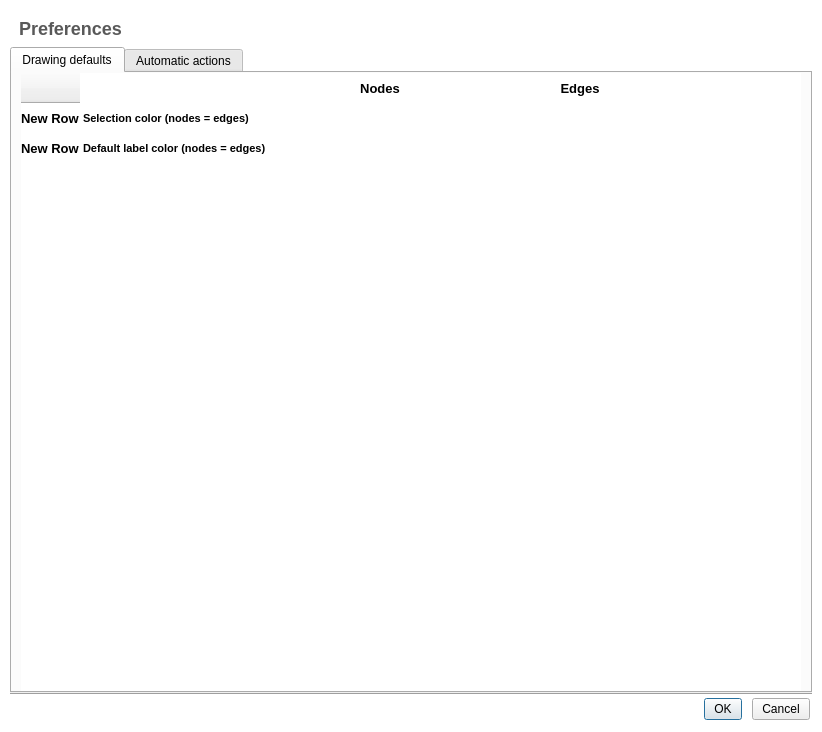
First picture: the form in plugins/perspective/PorgyPerspective/designer/PreferencesDialog.ui, repository bpinaud/Porgy, before the edit.
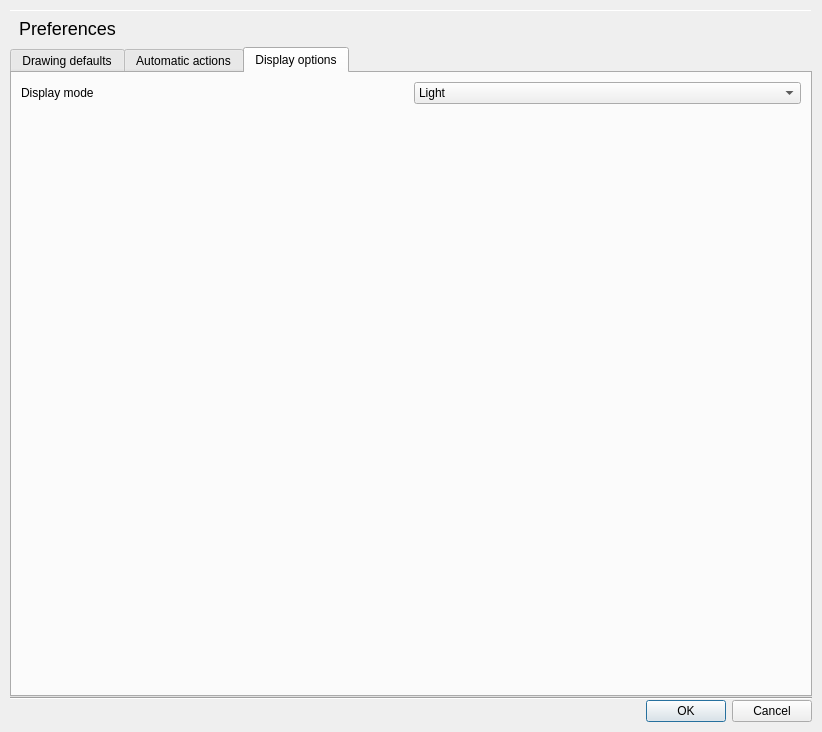
Second picture: the form after the edit. The open tabs and pages were chosen to show the change. Icons and pictures are not drawn.

Commit message: Start to add dark mode. Sync with Tulip. Fix some warnings

Diff of the .ui file:
```diff
--- a/plugins/perspective/PorgyPerspective/designer/PreferencesDialog.ui
+++ b/plugins/perspective/PorgyPerspective/designer/PreferencesDialog.ui
@@ -29,65 +29,6 @@
    <iconset>
     <normaloff>:/tulip/gui/icons/logo32x32.png</normaloff>:/tulip/gui/icons/logo32x32.png</iconset>
   </property>
-  <property name="styleSheet">
-   <string notr="true">QPushButton, QComboBox {
-border-image: url(:/tulip/gui/ui/btn_26.png) 4;
-border-width: 4;
-padding: 0px 6px;
-font-size: 12px;
-}
-QPushButton::flat {
-border-image: none;
-border-width: 4;
-padding: 0px 6px;
-font-size: 12px;
-background-color: transparent;
-}
-QPushButton, QComboBox, QLabel {
-color: black;
-}
-QPushButton:hover, QComboBox:hover {
-border-image: url(:/tulip/gui/ui/btn_26_hover.png) 4;
-}
-QPushButton:disabled, QComboBox::disabled {
-color:gray;
-}
-QPushButton:pressed{
-border-image: url(:/tulip/gui/ui/btn_26_pressed.png) 4;
-}
-QPushButton::menu-indicator{
-subcontrol-origin: margin;
-subcontrol-position: center right;
-right: 4px;
-}
-QPushButton {
-outline: none;
-margin: 2
-}
-QComboBox::down-arrow {
-image: url(:/tulip/gui/ui/combobox_arrow.png);
-}
-QComboBox:drop-down {
-subcontrol-origin: padding;
-subcontrol-position: top right;
-border-left-style: none; 
-border-top-right-radius: 1px;
-border-bottom-right-radius: 1px;
-}
-#PreferencesDialog {
-background-color: white;
-border: 0px;
-}
-QFrame[ section=&quot;true&quot; ] {
-border-top: 1px solid #D9D9D9;
-padding-top: 20px;
-}
-QFrame[ subsection = &quot;true&quot; ] {
-border-top: 1px solid #D9D9D9;
-padding-top: 5px;
-background-color: #F4F4F4;
-}</string>
-  </property>
   <layout class="QVBoxLayout" name="verticalLayout">
    <property name="spacing">
     <number>0</number>
@@ -140,10 +81,6 @@
           <height>36</height>
          </size>
         </property>
-        <property name="styleSheet">
-         <string notr="true">font-weight: bold;
-color: #595959;</string>
-        </property>
         <property name="text">
          <string>&lt;font size=&quot;5&quot;&gt;Preferences&lt;/font&gt;</string>
         </property>
@@ -190,23 +127,6 @@
              <verstretch>0</verstretch>
             </sizepolicy>
            </property>
-           <property name="styleSheet">
-            <string notr="true">QAbstractItemView {
-background-color: white;
-border: 0px;
-}
-QHeaderView::section {
-background-color: white;
-height: 30px;
-font: bold 10pt;
-color: black;
-border: 0px;
-}
-QTableView {
-font: 10pt;
-}
-</string>
-           </property>
            <property name="frameShape">
             <enum>QFrame::NoFrame</enum>
            </property>
@@ -310,6 +230,51 @@
        </item>
       </layout>
      </widget>
+     <widget class="QWidget" name="tab_2">
+      <attribute name="title">
+       <string>Display options</string>
+      </attribute>
+      <layout class="QVBoxLayout" name="verticalLayout_3">
+       <item>
+        <layout class="QHBoxLayout" name="horizontalLayout">
+         <item>
+          <widget class="QLabel" name="label">
+           <property name="text">
+            <string>Display mode</string>
+           </property>
+          </widget>
+         </item>
+         <item>
+          <widget class="QComboBox" name="displayModeCombo">
+           <item>
+            <property name="text">
+             <string>Light</string>
+            </property>
+           </item>
+           <item>
+            <property name="text">
+             <string>Dark</string>
+            </property>
+           </item>
+          </widget>
+         </item>
+        </layout>
+       </item>
+       <item>
+        <spacer name="verticalSpacer_2">
+         <property name="orientation">
+          <enum>Qt::Vertical</enum>
+         </property>
+         <property name="sizeHint" stdset="0">
+          <size>
+           <width>20</width>
+           <height>40</height>
+          </size>
+         </property>
+        </spacer>
+       </item>
+      </layout>
+     </widget>
     </widget>
    </item>
    <item>
```
Left out of the diff: 8 changed lines with no effect on the pictures. The commit also changes 10 other files.
